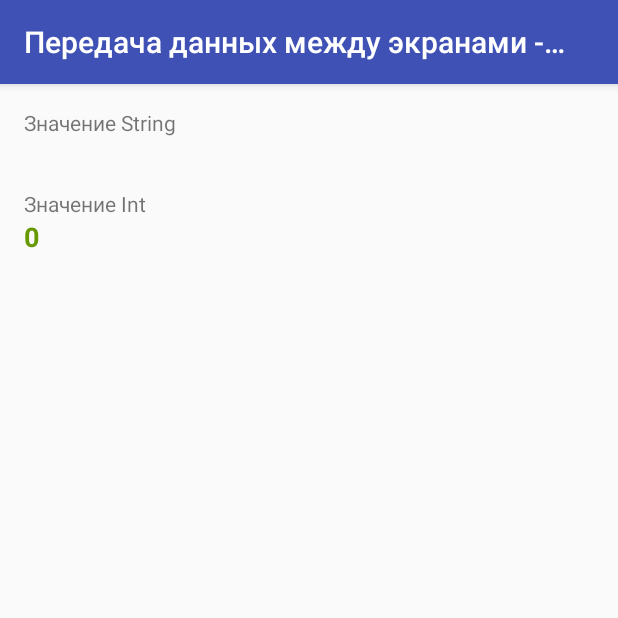
After one commit to devymatty/lessons-multifeatures, an Android app: the MigrateDetailActivity screen opened directly, with no data from a screen before it, on a phone screen of 412 x 824 dp, the top half of it. The commit adds this screen. Run offline under Robolectric (Android 15) with nearby library versions, the phone set to English and light mode, and no system bars; 2 statements that could not run were skipped.

Commit message:
Transfer parameters own Activity

```diff
--- a/app/src/main/AndroidManifest.xml
+++ b/app/src/main/AndroidManifest.xml
@@ -26,5 +26,11 @@
         <activity android:name=".CalculatorV2Activity"
             android:label="Калькулятор V2">
         </activity>
+        <activity android:name=".MigrateMainActivity"
+            android:label="Передача данных между экранами - Первый экран">
+        </activity>
+        <activity android:name=".MigrateDetailActivity"
+            android:label="Передача данных между экранами - Второй экран">
+        </activity>
     </application>
 </manifest>
--- /dev/null
+++ b/app/src/main/java/ru/redgeeks/lessons/multifeatures/MigrateDetailActivity.java
@@ -0,0 +1,39 @@
+package ru.redgeeks.lessons.multifeatures;
+
+import android.content.Intent;
+import android.os.Bundle;
+import android.support.v7.app.AppCompatActivity;
+import android.widget.TextView;
+
+
+public class MigrateDetailActivity extends AppCompatActivity {
+
+    // Метод вызывается в момент создания экрана автоматически
+    @Override
+    protected void onCreate(Bundle savedInstanceState) {
+        super.onCreate(savedInstanceState);
+        setContentView(R.layout.activity_migrate_detail);
+
+        // Объявляем локальные переменные которые будут жить в рамках метода
+        String stringParam = "";
+        Integer intParam = 0;
+
+        // Получаем объект экрана чтобы вытащить из него переданные параметры
+        Intent intent = getIntent();
+
+        // Получаем строковое значение
+        stringParam = intent.getExtras().getString("StringKey");
+
+        // Получаем интовое значение
+        intParam = intent.getExtras().getInt("IntKey");
+
+
+        // Вытаскиваем текстовые поля по айди
+        TextView stringTextView = findViewById(R.id.textViewString);
+        TextView intTextView = findViewById(R.id.textViewInt);
+
+        // Устанавливаем значения в соответствующие текстовые поля
+        stringTextView.setText(stringParam);
+        intTextView.setText(intParam.toString());
+    }
+}
--- /dev/null
+++ b/app/src/main/res/layout/activity_migrate_detail.xml
@@ -0,0 +1,53 @@
+<?xml version="1.0" encoding="utf-8"?>
+<android.support.constraint.ConstraintLayout
+    xmlns:android="http://schemas.android.com/apk/res/android"
+    xmlns:app="http://schemas.android.com/apk/res-auto"
+    android:layout_width="match_parent"
+    android:layout_height="match_parent">
+
+    <LinearLayout
+        android:layout_width="match_parent"
+        android:layout_height="match_parent"
+        android:layout_marginStart="16dp"
+        android:layout_marginTop="16dp"
+        android:layout_marginEnd="16dp"
+        android:orientation="vertical"
+        app:layout_constraintEnd_toEndOf="parent"
+        app:layout_constraintStart_toStartOf="parent"
+        app:layout_constraintTop_toTopOf="parent">
+
+        <TextView
+            android:id="@+id/textView4"
+            android:layout_width="match_parent"
+            android:layout_height="wrap_content"
+            android:text="@string/migr_string_placeholder" />
+
+        <TextView
+            android:id="@+id/textViewString"
+            android:layout_width="match_parent"
+            android:layout_height="wrap_content"
+            android:text="@string/null_value"
+            android:textColor="@android:color/holo_green_dark"
+            android:textSize="18sp"
+            android:textStyle="bold" />
+
+        <Space
+            android:layout_width="match_parent"
+            android:layout_height="10dp" />
+
+        <TextView
+            android:id="@+id/textView6"
+            android:layout_width="match_parent"
+            android:layout_height="wrap_content"
+            android:text="@string/migr_int_placeholder" />
+
+        <TextView
+            android:id="@+id/textViewInt"
+            android:layout_width="match_parent"
+            android:layout_height="wrap_content"
+            android:text="@string/null_value"
+            android:textColor="@android:color/holo_green_dark"
+            android:textSize="18sp"
+            android:textStyle="bold" />
+    </LinearLayout>
+</android.support.constraint.ConstraintLayout>
--- a/app/src/main/res/values/strings.xml
+++ b/app/src/main/res/values/strings.xml
@@ -21,4 +21,8 @@
     <string name="main_calc">Калькулятор</string>
     <string name="main_list">Список</string>
     <string name="main_calc_v2">Калькулятор v2</string>
+    <string name="main_migrate">Передача данных между экранами</string>
+    <string name="migr_string_placeholder">Значение String</string>
+    <string name="migr_int_placeholder">Значение Int</string>
+    <string name="null_value">Отсутствует</string>
 </resources>
```
Also changed, not shown: app/src/main/java/ru/redgeeks/lessons/multifeatures/MainActivity.java (+15 -4 lines), app/src/main/java/ru/redgeeks/lessons/multifeatures/MigrateMainActivity.java (added, +46 -0 lines), app/src/main/res/layout/activity_main.xml (+9 -2 lines), app/src/main/res/layout/activity_migrate_main.xml (added, +53 -0 lines).
